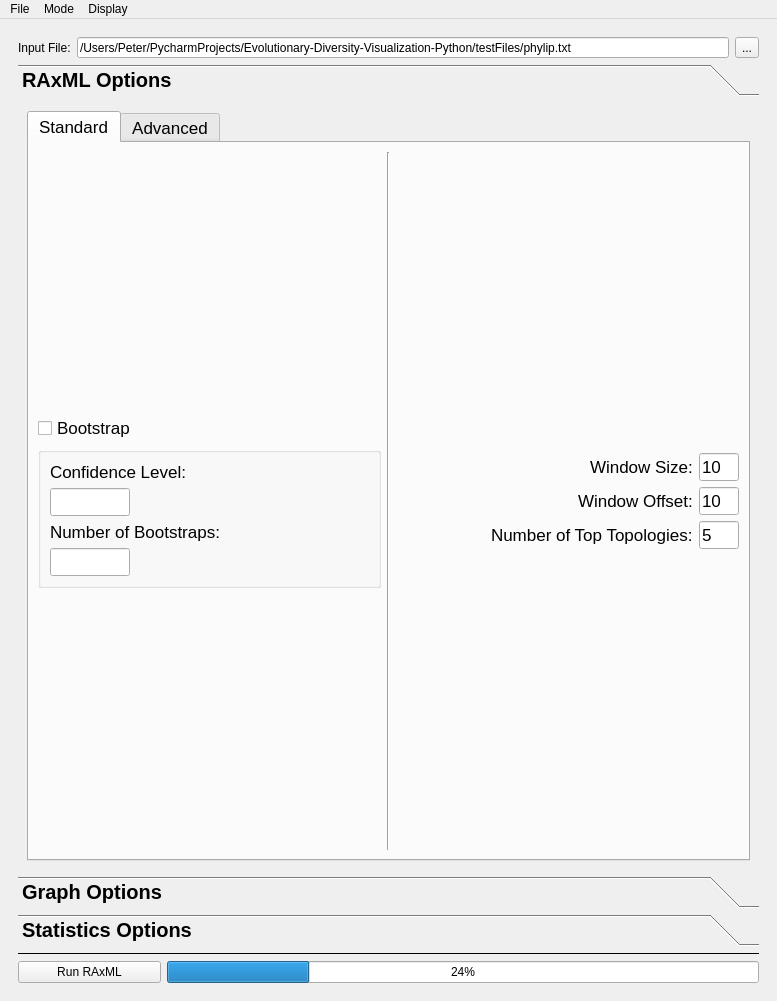
PeterDulworth/PhyloVis, file gui_layout.ui: the form before one commit.
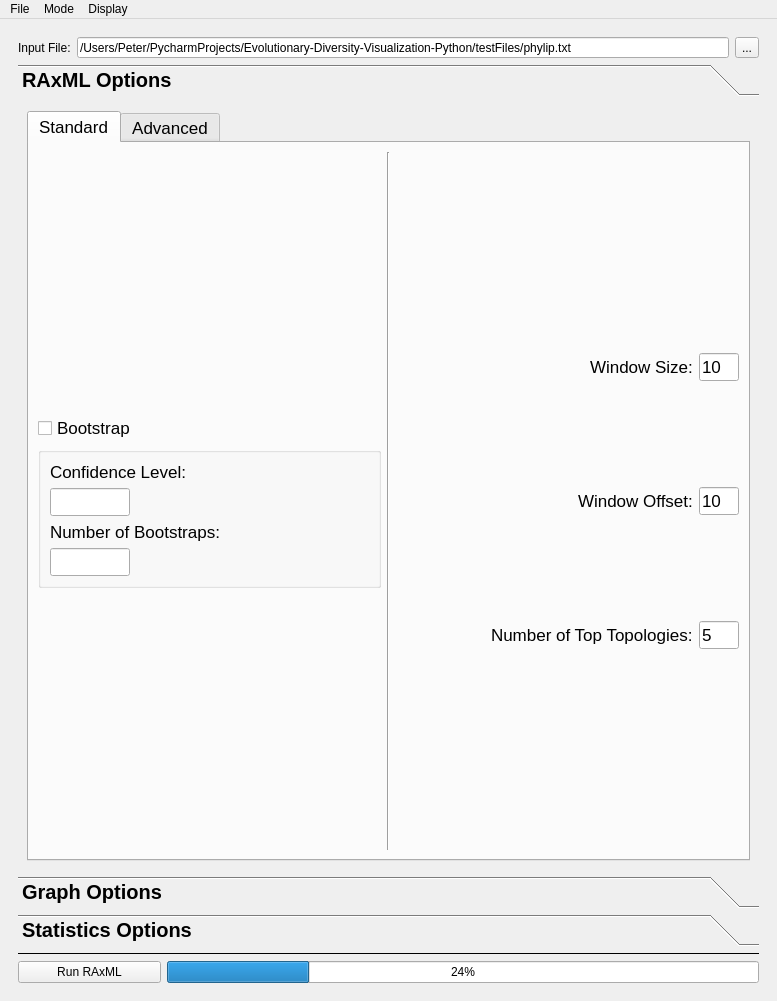
The form after the commit. The open tabs and pages were chosen to show the change.

```diff
--- a/gui_layout.ui
+++ b/gui_layout.ui
@@ -506,6 +506,19 @@
                       </property>
                      </spacer>
                     </item>
+                    <item>
+                     <spacer name="verticalSpacer_11">
+                      <property name="orientation">
+                       <enum>Qt::Vertical</enum>
+                      </property>
+                      <property name="sizeHint" stdset="0">
+                       <size>
+                        <width>20</width>
+                        <height>40</height>
+                       </size>
+                      </property>
+                     </spacer>
+                    </item>
                     <item>
                      <layout class="QHBoxLayout" name="windowSizeHL">
                       <item>
@@ -559,6 +572,19 @@
                       </item>
                      </layout>
                     </item>
+                    <item>
+                     <spacer name="verticalSpacer_12">
+                      <property name="orientation">
+                       <enum>Qt::Vertical</enum>
+                      </property>
+                      <property name="sizeHint" stdset="0">
+                       <size>
+                        <width>20</width>
+                        <height>40</height>
+                       </size>
+                      </property>
+                     </spacer>
+                    </item>
                     <item>
                      <layout class="QHBoxLayout" name="windowOffsetHL">
                       <item>
@@ -612,6 +638,19 @@
                       </item>
                      </layout>
                     </item>
+                    <item>
+                     <spacer name="verticalSpacer_13">
+                      <property name="orientation">
+                       <enum>Qt::Vertical</enum>
+                      </property>
+                      <property name="sizeHint" stdset="0">
+                       <size>
+                        <width>20</width>
+                        <height>40</height>
+                       </size>
+                      </property>
+                     </spacer>
+                    </item>
                     <item>
                      <layout class="QHBoxLayout" name="numberOfTopTopologiesHL">
                       <item>
@@ -662,6 +701,19 @@
                       </item>
                      </layout>
                     </item>
+                    <item>
+                     <spacer name="verticalSpacer_14">
+                      <property name="orientation">
+                       <enum>Qt::Vertical</enum>
+                      </property>
+                      <property name="sizeHint" stdset="0">
+                       <size>
+                        <width>20</width>
+                        <height>40</height>
+                       </size>
+                      </property>
+                     </spacer>
+                    </item>
                     <item>
                      <spacer name="verticalSpacer_10">
                       <property name="orientation">
```
Left out of the diff: 18 changed lines with no effect on the pictures.
